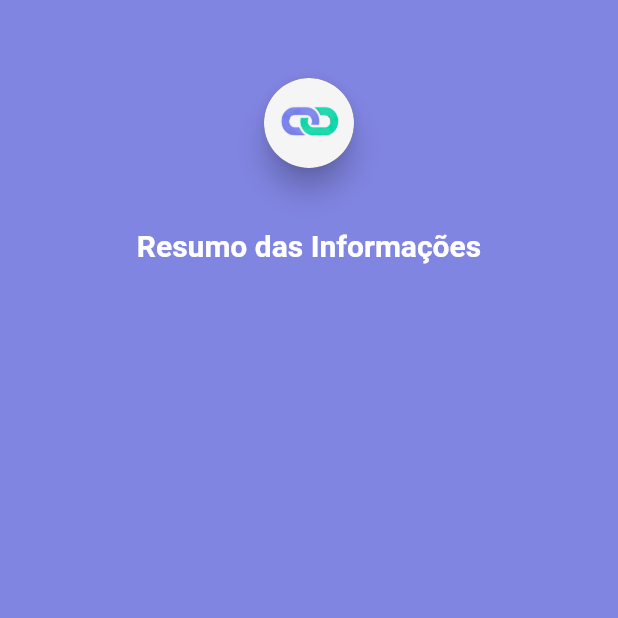
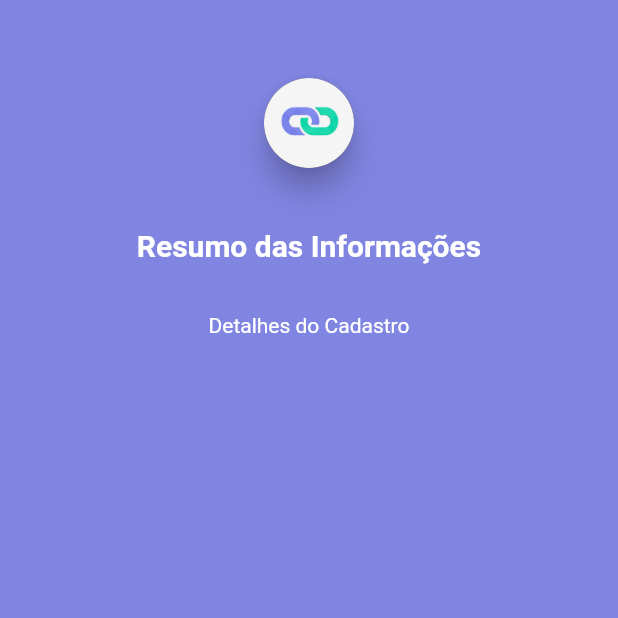
Before and after one commit to fpinheir0/Capiie, a Flutter app: the PageResumo screen opened directly, on a phone screen of 412 x 824 dp, the top half of it. Run offline on Flutter 3.47's test engine with Material 2 defaults, Android fonts, the phone set to English and light mode, and no system bars; drawn by our look-alikes of avatar_glow; our stand-ins replace bloc, camera, equatable, flutter_bloc, get, page_transition; missing offline and left inert: camera_camera.

Commit message:
adicionando campos na view da page_resumo

```diff
--- a/capiie/lib/modules/pages/page_resumo.dart
+++ b/capiie/lib/modules/pages/page_resumo.dart
@@ -63,6 +63,18 @@ class _PageResumoState extends State<PageResumo>
                 direction: "up",
               ),
             ),
+            Padding(
+              padding: const EdgeInsets.all(8.0),
+              child: Column(
+                crossAxisAlignment: CrossAxisAlignment.start,
+                children: [
+                  Padding(
+                    padding: EdgeInsets.only(left: 0.0, bottom: 8.0, top: 26),
+                    child: Text("Detalhes do Cadastro"),
+                  ),
+                ],
+              ),
+            )
           ]),
         ),
       ),
```
